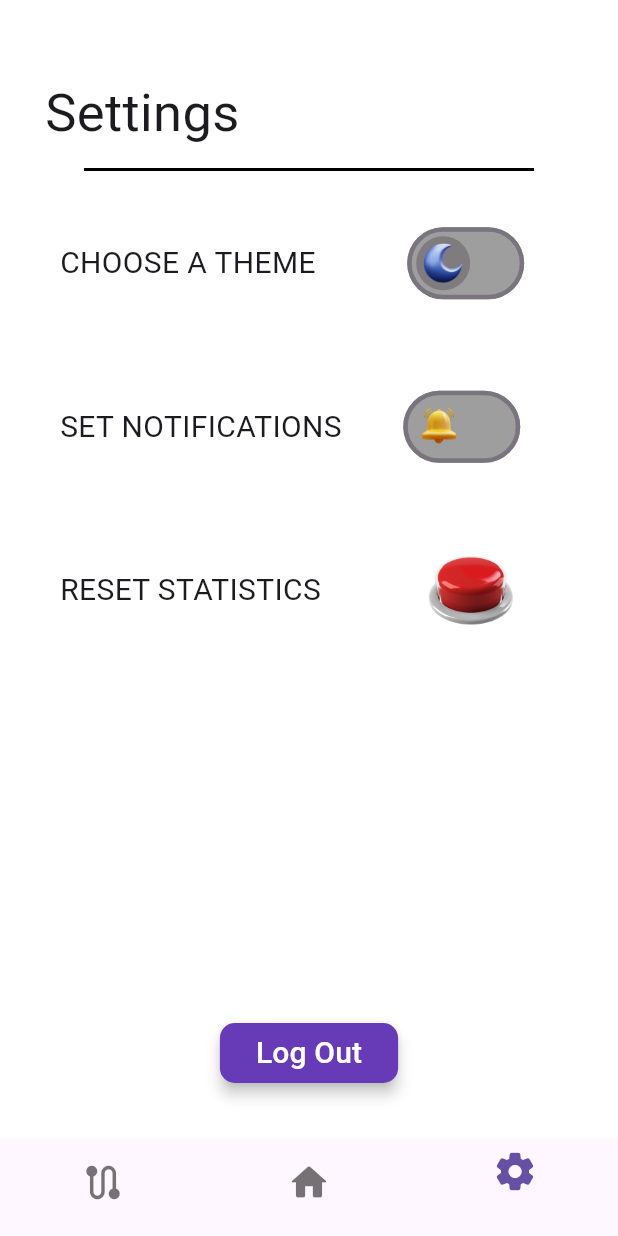
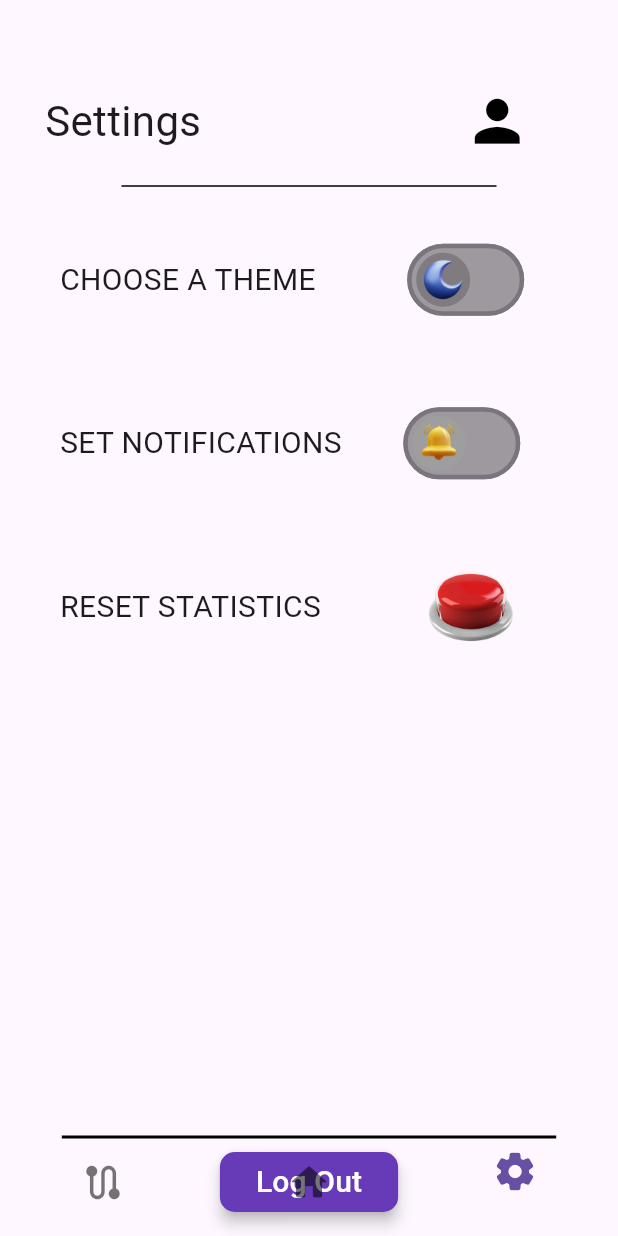
Before and after one commit to bugrahankaramollaoglu/rota_portali, a Flutter app: the screen it shows once a user with an empty profile is signed in, item 3 of the bottom bar chosen, on a phone screen of 412 x 824 dp. Run offline on Flutter 3.47's test engine with Material 3 defaults, Android fonts, the phone set to English and light mode, and no system bars; our stand-ins replace cloud_firestore, dio, firebase_auth, firebase_core, fluttertoast, getwidget and 5 more; missing offline and left inert: flutter_polyline_points; accounts and stored records are empty; network calls fail.

```diff
--- a/lib/directions_repository.dart
+++ b/lib/directions_repository.dart
@@ -1,6 +1,5 @@
 import 'package:backpack_pal/directions_model.dart';
 import 'package:dio/dio.dart';
-import 'package:flutter/material.dart';
 import './.env.dart';
 import 'package:google_maps_flutter/google_maps_flutter.dart';
 
--- a/lib/pages/home_page.dart
+++ b/lib/pages/home_page.dart
@@ -5,30 +5,34 @@ import 'package:backpack_pal/pages/sub_pages/stats_screen.dart';
 import 'package:flutter/material.dart';
 
 void main() {
-  runApp(MyApp());
+  runApp(const MyApp());
 }
 
 class MyApp extends StatelessWidget {
+  const MyApp({super.key});
+
   @override
   Widget build(BuildContext context) {
-    return MaterialApp(
+    return const MaterialApp(
       home: HomePage(),
     );
   }
 }
 
 class HomePage extends StatefulWidget {
+  const HomePage({super.key});
+
   @override
   _HomePageState createState() => _HomePageState();
 }
 
 class _HomePageState extends State<HomePage> {
-  int _selectedIndex = 0;
+  int _selectedIndex = 1;
 
   static final List<Widget> _widgetOptions = <Widget>[
-    Stats_Screen(),
-    Home_Screen(),
-    Settings_Screen(),
+    const Stats_Screen(),
+    const Home_Screen(),
+    const Settings_Screen(),
   ];
 
   Future<void> signOut() async {
@@ -55,11 +59,20 @@ class _HomePageState extends State<HomePage> {
   @override
   Widget build(BuildContext context) {
     return Scaffold(
-      // extendBody: true,
-      body: GradientBackground(
-        child: _widgetOptions.elementAt(_selectedIndex),
+      body: _widgetOptions.elementAt(_selectedIndex),
+      bottomNavigationBar: Column(
+        mainAxisSize: MainAxisSize.min,
+        children: [
+          SizedBox(
+            width: MediaQuery.of(context).size.width *
+                0.8, // Adjust the width as needed
+            child: const Divider(
+              height: 2,
+              thickness: 2,
+              color: Colors.black, // Adjust color as needed
             ),
-      bottomNavigationBar: BottomNavigationBar(
+          ),
+          BottomNavigationBar(
             backgroundColor: Colors.transparent,
             elevation: 0,
             items: const <BottomNavigationBarItem>[
@@ -81,29 +94,8 @@ class _HomePageState extends State<HomePage> {
             // showSelectedLabels: false, // Hide labels for selected items
             showUnselectedLabels: false, // Hide labels for unselected items
           ),
+        ],
+      ),
     );
   }
 }
-
-class GradientBackground extends StatelessWidget {
-  final Widget child;
-
-  const GradientBackground({Key? key, required this.child}) : super(key: key);
-
-  @override
-  Widget build(BuildContext context) {
-    return Container(
-      decoration: const BoxDecoration(
-        gradient: LinearGradient(
-          begin: Alignment.topLeft,
-          end: Alignment.bottomRight,
-          colors: [
-            Colors.white,
-            Colors.white,
-          ],
-        ),
-      ),
-      child: child,
-    );
-  }
-}
--- a/lib/pages/sub_pages/settings_screen.dart
+++ b/lib/pages/sub_pages/settings_screen.dart
@@ -2,9 +2,12 @@ import 'package:backpack_pal/pages/login_page.dart';
 import 'package:backpack_pal/shared_pref.dart';
 import 'package:firebase_auth/firebase_auth.dart';
 import 'package:flutter/material.dart';
+import 'package:getwidget/components/button/gf_button.dart';
 import 'package:google_fonts/google_fonts.dart';
 
 class Settings_Screen extends StatefulWidget {
+  const Settings_Screen({super.key});
+
   // final Function(bool) onThemeChanged;
 
   @override
@@ -38,15 +41,45 @@ class _Settings_ScreenState extends State<Settings_Screen> {
     return Column(
       children: [
         Container(
-          alignment: Alignment.topLeft,
-          padding: EdgeInsets.fromLTRB(30, 50, 50, 5),
-          child: Text(
+          alignment: Alignment.center,
+          padding: const EdgeInsets.fromLTRB(30, 50, 50, 5),
+          child: Row(
+            mainAxisAlignment: MainAxisAlignment
+                .spaceBetween, // Aligns children to the start and end of the row
+            children: [
+              Text(
                 'Settings',
                 style: GoogleFonts.luckiestGuy(
-              fontSize: 35,
+                  fontSize: 28,
                 ),
               ),
+              IconButton(
+                icon: const Icon(
+                  Icons.person, // Choose the icon from Icons class
+                  size: 45, // Set the size of the icon
+                  color: Colors.black, // Optionally set the color of the icon
                 ),
+                onPressed: () {
+                  // Add your onPressed callback here
+                  print('Icon pressed');
+                },
+              ),
+            ],
+          ),
+        ),
+
+        /*  IconButton(
+                icon: Icon(
+                  Icons
+                      .person_outline_rounded, // Choose the icon from Icons class
+                  size: 45, // Set the size of the icon
+                  color: Colors.black, // Optionally set the color of the icon
+                ),
+                onPressed: () {
+                  // Add your onPressed callback here
+                  print('Icon pressed');
+                },
+              ), */
         _divider(),
         Row(
           children: [
@@ -54,7 +87,7 @@ class _Settings_ScreenState extends State<Settings_Screen> {
               padding: const EdgeInsets.all(40.0),
               child: Text(
                 'CHOOSE A THEME',
-                style: GoogleFonts.luckiestGuy(fontSize: 20),
+                style: GoogleFonts.roboto(fontSize: 20),
               ),
             ),
             const SizedBox(width: 30),
@@ -67,10 +100,10 @@ class _Settings_ScreenState extends State<Settings_Screen> {
               padding: const EdgeInsets.all(40.0),
               child: Text(
                 'SET NOTIFICATIONS',
-                style: GoogleFonts.luckiestGuy(fontSize: 20),
+                style: GoogleFonts.roboto(fontSize: 20),
               ),
             ),
-            SizedBox(width: 10),
+            const SizedBox(width: 10),
             _notificationSwitch(),
           ],
         ),
@@ -80,10 +113,10 @@ class _Settings_ScreenState extends State<Settings_Screen> {
               padding: const EdgeInsets.all(40.0),
               child: Text(
                 'RESET STATISTICS',
-                style: GoogleFonts.luckiestGuy(fontSize: 20),
+                style: GoogleFonts.roboto(fontSize: 20),
               ),
             ),
-            SizedBox(width: 30),
+            const SizedBox(width: 30),
             GestureDetector(
               onTap: () {
                 print("Button tapped");
@@ -96,6 +129,7 @@ class _Settings_ScreenState extends State<Settings_Screen> {
             ),
           ],
         ),
+        const SizedBox(height: 280),
         _logoutButton(),
       ],
     );
@@ -103,7 +137,7 @@ class _Settings_ScreenState extends State<Settings_Screen> {
 
   Widget _logoutButton() {
     return Padding(
-      padding: const EdgeInsets.fromLTRB(18, 230, 18, 0),
+      padding: const EdgeInsets.fromLTRB(18, 25, 18, 0),
       child: ElevatedButton(
         onPressed: showLogoutConfirmationDialog,
         style: ElevatedButton.styleFrom(
@@ -127,6 +161,63 @@ class _Settings_ScreenState extends State<Settings_Screen> {
     );
   }
 
+  void show_add_dialog() {
+    showDialog(
+      barrierDismissible: false,
+      context: context,
+      builder: (BuildContext context) {
+        return AlertDialog(
+          title: Text(
+            "Dikkat",
+            style: GoogleFonts.luckiestGuy(fontSize: 30),
+          ),
+          content: Text("Bu rotayı eklemek istiyor musunuz?",
+              style: GoogleFonts.ubuntuCondensed(fontSize: 20)),
+          actions: <Widget>[
+            TextButton(
+              onPressed: () {
+                print('hayır dedin');
+
+                Navigator.of(context).pop();
+              },
+              child: GFButton(
+                text: "Hayır",
+                textStyle: TextStyle(
+                  fontFamily: GoogleFonts.luckiestGuy().fontFamily,
+                  color: Colors.black,
+                ),
+                color: Colors.red,
+                onPressed: () {
+                  print('hayır dedin2');
+                  Navigator.of(context).pop(); // Dismiss dialog
+                },
+              ),
+            ),
+            TextButton(
+              onPressed: () {
+                Navigator.of(context).pop();
+                // Perform action for "Evet" button here
+              },
+              child: GFButton(
+                text: "Evet",
+                textStyle: TextStyle(
+                  fontFamily: GoogleFonts.luckiestGuy().fontFamily,
+                  color: Colors.black,
+                ),
+                color: Colors.green,
+                onPressed: () {
+                  // storeRouteInFirestore();
+
+                  Navigator.of(context).pop(); // Dismiss dialog
+                },
+              ),
+            ),
+          ],
+        );
+      },
+    );
+  }
+
   void showLogoutConfirmationDialog() {
     showDialog(
       context: context,
@@ -136,21 +227,42 @@ class _Settings_ScreenState extends State<Settings_Screen> {
             "WARNING",
             style: GoogleFonts.luckiestGuy(fontSize: 30),
           ),
-          content: Text("Are you sure you want to log out?",
+          content: Text("Çıkış yapmak istediğinizden emin misiniz?",
               style: GoogleFonts.ubuntuCondensed(fontSize: 20)),
           actions: <Widget>[
             TextButton(
-              child: Text("Cancel"),
+              onPressed: () {
+                Navigator.of(context).pop();
+                // Perform action for "Evet" button here
+              },
+              child: GFButton(
+                text: "Hayır",
+                textStyle: TextStyle(
+                  fontFamily: GoogleFonts.luckiestGuy().fontFamily,
+                  color: Colors.black,
+                ),
+                color: Colors.red,
+                onPressed: () {
+                  Navigator.of(context).pop(); // Dismiss dialog
+                },
+              ),
+            ),
+            TextButton(
               onPressed: () {
                 Navigator.of(context).pop();
               },
+              child: GFButton(
+                text: "Evet",
+                textStyle: TextStyle(
+                  fontFamily: GoogleFonts.luckiestGuy().fontFamily,
+                  color: Colors.black,
                 ),
-            TextButton(
-              child: Text("Log Out"),
+                color: Colors.green,
                 onPressed: () {
-                Navigator.of(context).pop();
+                  Navigator.of(context).pop(); // Dismiss dialog
                   logout();
                 },
+              ),
             ),
           ],
         );
@@ -164,7 +276,7 @@ class _Settings_ScreenState extends State<Settings_Screen> {
       context,
       MaterialPageRoute(
           builder: (context) =>
-              LoginPage()), // Replace LoginPage with your actual login page
+              const LoginPage()), // Replace LoginPage with your actual login page
     );
   }
 
@@ -203,10 +315,10 @@ class _Settings_ScreenState extends State<Settings_Screen> {
       );
 
   Widget _divider() {
-    return Container(
-      width: 300,
-      child: const Divider(
-        thickness: 2,
+    return const SizedBox(
+      width: 250,
+      child: Divider(
+        thickness: 1,
         color: Colors.black,
       ),
     );
--- a/lib/pages/sub_pages/stats_screen.dart
+++ b/lib/pages/sub_pages/stats_screen.dart
@@ -1,7 +1,5 @@
 import 'package:backpack_pal/google_map.dart';
-import 'package:backpack_pal/pages/home_page.dart';
 import 'package:flutter/material.dart';
-import 'package:google_maps_flutter/google_maps_flutter.dart';
 
 class Stats_Screen extends StatefulWidget {
   const Stats_Screen({super.key});
--- a/lib/widget_tree.dart
+++ b/lib/widget_tree.dart
@@ -18,7 +18,7 @@ class _WidgetTreeState extends State<WidgetTree> {
       stream: Auth().authStateChanges,
       builder: (context, snapshot) {
         if (snapshot.hasData) {
-          return HomePage();
+          return const HomePage();
         } else {
           return const LoginPage();
         }
--- a/pubspec.yaml
+++ b/pubspec.yaml
@@ -47,6 +47,7 @@ dependencies:
   logger: ^2.1.0
   getwidget: ^4.0.0
   cloud_firestore: ^4.15.9
+  fluttertoast: ^8.2.4
 
 dev_dependencies:
   flutter_test:
```
Also changed, not shown: lib/google_map.dart (+49 -34 lines), lib/pages/login_page.dart (+43 -33 lines), lib/pages/sub_pages/home_screen.dart (+19 -0 lines), pubspec.lock. Lines whose indentation alone changed are shown as unchanged.
